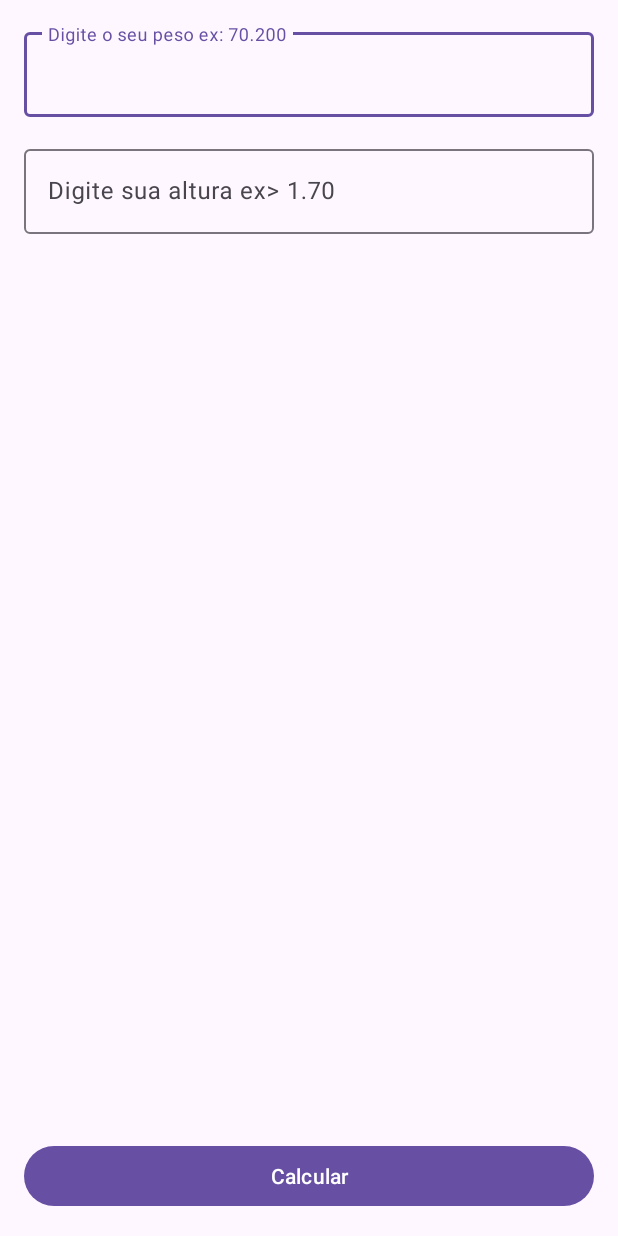
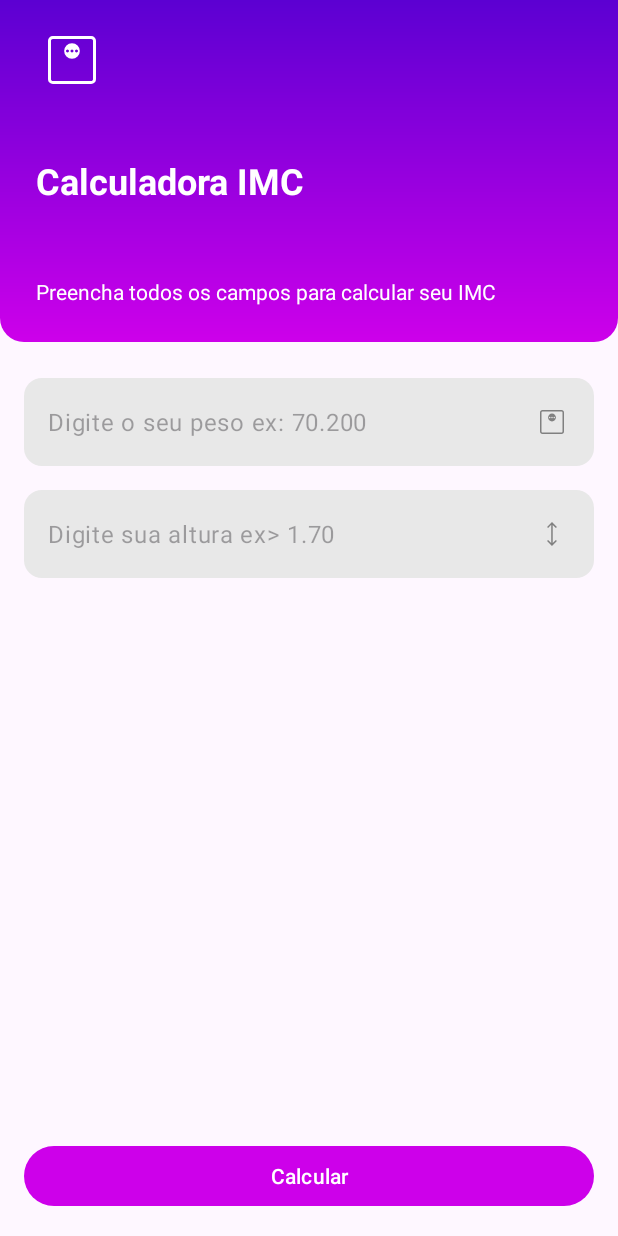
Before and after one commit to Miriantv/IMC_calculator, an Android app: the screen it shows after launch (MainActivity), on a phone screen of 412 x 824 dp. Run offline under Robolectric (Android 15) with nearby library versions, the phone set to English and light mode, and no system bars.

Commit message:
Gravel e resposta da segunda tela

```diff
--- a/app/src/main/java/com/comunidadedevspace/imc/MainActivity.kt
+++ b/app/src/main/java/com/comunidadedevspace/imc/MainActivity.kt
@@ -40,6 +40,8 @@ class MainActivity : AppCompatActivity() {
                 intent.putExtra(KEY_RESULT_IMC, resultado)
                 startActivity(intent)
 
+
+
                 println("Oi Mirian" + resultado)
             }
         }
--- /dev/null
+++ b/app/src/main/res/drawable/gradient_bg.xml
@@ -0,0 +1,14 @@
+<?xml version="1.0" encoding="utf-8"?>
+<shape xmlns:android="http://schemas.android.com/apk/res/android">
+   <corners
+       android:topLeftRadius="0dp"
+       android:topRightRadius="0dp"
+       android:bottomRightRadius="16dp"
+       android:bottomLeftRadius="16dp" />
+
+    <gradient
+        android:startColor="@color/primary_400"
+        android:endColor="@color/primary_900"
+        android:angle="90" />
+
+</shape>
--- /dev/null
+++ b/app/src/main/res/drawable/ic_height.xml
@@ -0,0 +1,9 @@
+<vector xmlns:android="http://schemas.android.com/apk/res/android"
+    android:width="24dp"
+    android:height="24dp"
+    android:viewportWidth="960"
+    android:viewportHeight="960">
+  <path
+      android:pathData="M479.23,800 L347.69,668.46l27.54,-27.54 84,82.23v-487.07l-83.23,83 -27.54,-27.54L480,160l131.54,131.54 -28.31,28.54 -84,-83.23v486.3l84,-82.23 27.54,27.54L479.23,800Z"
+      android:fillColor="#FF808080"/>
+</vector>
--- /dev/null
+++ b/app/src/main/res/drawable/ic_weight.xml
@@ -0,0 +1,9 @@
+<vector xmlns:android="http://schemas.android.com/apk/res/android"
+    android:width="24dp"
+    android:height="24dp"
+    android:viewportWidth="960"
+    android:viewportHeight="960">
+  <path
+      android:pathData="M480,464.62q43.85,0 74.23,-30.39 30.39,-30.38 30.39,-74.23 0,-43.85 -30.39,-74.23 -30.38,-30.39 -74.23,-30.39 -43.85,0 -74.23,30.39 -30.39,30.38 -30.39,74.23 0,43.85 30.39,74.23 30.38,30.39 74.23,30.39ZM420,380q-8,0 -14,-6t-6,-14q0,-8 6,-14t14,-6q8,0 14,6t6,14q0,8 -6,14t-14,6ZM480,380q-8,0 -14,-6t-6,-14q0,-8 6,-14t14,-6q8,0 14,6t6,14q0,8 -6,14t-14,6ZM540,380q-8,0 -14,-6t-6,-14q0,-8 6,-14t14,-6q8,0 14,6t6,14q0,8 -6,14t-14,6ZM224.62,800q-27.62,0 -46.12,-18.5Q160,763 160,735.38v-510.76q0,-27.62 18.5,-46.12Q197,160 224.62,160h510.76q27.62,0 46.12,18.5Q800,197 800,224.62v510.76q0,27.62 -18.5,46.12Q763,800 735.38,800L224.62,800ZM224.62,760h510.76q9.24,0 16.93,-7.69 7.69,-7.69 7.69,-16.93v-510.76q0,-9.24 -7.69,-16.93 -7.69,-7.69 -16.93,-7.69L224.62,200q-9.24,0 -16.93,7.69 -7.69,7.69 -7.69,16.93v510.76q0,9.24 7.69,16.93 7.69,7.69 16.93,7.69ZM200,200v560,-560Z"
+      android:fillColor="#FF808080"/>
+</vector>
--- /dev/null
+++ b/app/src/main/res/drawable/rounded_bg.xml
@@ -0,0 +1,6 @@
+<?xml version="1.0" encoding="utf-8"?>
+<shape xmlns:android="http://schemas.android.com/apk/res/android">
+    <solid android:color="#E8E8E8" />
+    <corners android:radius="12dp" />
+
+</shape>
--- a/app/src/main/res/layout/activity_main.xml
+++ b/app/src/main/res/layout/activity_main.xml
@@ -1,10 +1,56 @@
 <?xml version="1.0" encoding="utf-8"?>
-<androidx.constraintlayout.widget.ConstraintLayout xmlns:android="http://schemas.android.com/apk/res/android"
+<androidx.constraintlayout.widget.ConstraintLayout
+    xmlns:android="http://schemas.android.com/apk/res/android"
     xmlns:app="http://schemas.android.com/apk/res-auto"
     xmlns:tools="http://schemas.android.com/tools"
     android:layout_width="match_parent"
     android:layout_height="match_parent"
     tools:context=".MainActivity">
+
+    <LinearLayout
+        android:id="@+id/vg_header"
+        android:layout_width="match_parent"
+        android:layout_height="wrap_content"
+        android:orientation="vertical"
+        android:layout_marginBottom="24dp"
+        android:background="@drawable/gradient_bg"
+        app:layout_constraintEnd_toEndOf="parent"
+        app:layout_constraintStart_toStartOf="parent"
+        app:layout_constraintTop_toTopOf="parent">
+
+            <ImageView
+                android:src="@drawable/ic_weight"
+                android:layout_width="48dp"
+                android:layout_height="48dp"
+                android:layout_marginTop="16dp"
+                android:layout_marginStart="24dp"
+                android:layout_marginBottom="16dp"
+                app:tint="@color/white" />
+
+        <TextView
+            android:layout_margin="24dp"
+            android:layout_width="wrap_content"
+            android:layout_height="wrap_content"
+            android:textStyle="bold"
+            android:textColor="@color/white"
+            android:layout_marginStart="24dp"
+            android:textSize="24dp"
+            android:text="Calculadora IMC" />
+
+        <TextView
+            android:layout_margin="24dp"
+            android:layout_width="wrap_content"
+            android:layout_height="wrap_content"
+            android:layout_marginStart="24dp"
+            android:layout_marginEnd="24dp"
+            android:layout_marginBottom="48dp"
+            android:textColor="@color/white"
+            android:layout_marginTop="8dp"
+            android:text="Preencha todos os campos para calcular seu IMC" />
+
+    </LinearLayout>
+
+
 
     <Button
         android:id="@+id/btn_calcular"
@@ -20,17 +66,23 @@
         android:id="@+id/textInputLayout"
         android:layout_width="match_parent"
         android:layout_height="wrap_content"
-        android:layout_margin="16dp"
+        android:layout_marginStart="16dp"
+        android:layout_marginEnd="16dp"
+        android:layout_marginTop="24dp"
+        app:hintEnabled="false"
         app:layout_constraintEnd_toEndOf="parent"
         app:layout_constraintStart_toStartOf="parent"
-        app:layout_constraintTop_toTopOf="parent">
+        app:layout_constraintTop_toBottomOf="@+id/vg_header">
 
         <com.google.android.material.textfield.TextInputEditText
             android:id="@+id/edit_text_peso"
             android:layout_width="match_parent"
             android:layout_height="wrap_content"
+            android:background="@drawable/rounded_bg"
+            android:drawableEnd="@drawable/ic_weight"
             android:hint="Digite o seu peso ex: 70.200"
-            android:inputType="numberDecimal" />
+            android:inputType="numberDecimal"
+            android:maxLength="6" />
 
     </com.google.android.material.textfield.TextInputLayout>
 
@@ -38,14 +90,18 @@
         android:layout_width="match_parent"
         android:layout_height="wrap_content"
         android:layout_margin="16dp"
+        app:hintEnabled="false"
         app:layout_constraintEnd_toEndOf="parent"
         app:layout_constraintStart_toStartOf="parent"
         app:layout_constraintTop_toBottomOf="@+id/textInputLayout">
 
         <com.google.android.material.textfield.TextInputEditText
             android:id="@+id/edit_text_altura"
+            android:drawableEnd="@drawable/ic_height"
+            android:maxLength="4"
             android:layout_width="match_parent"
             android:layout_height="wrap_content"
+            android:background="@drawable/rounded_bg"
             android:hint="Digite sua altura ex> 1.70"
             android:inputType="numberDecimal"/>
 
--- a/app/src/main/res/layout/activity_result.xml
+++ b/app/src/main/res/layout/activity_result.xml
@@ -8,6 +8,8 @@
     android:orientation="vertical"
     android:gravity="center"
     tools:context=".ResultActivity">
+
+
 
 
     <TextView
--- a/app/src/main/res/values-night/themes.xml
+++ b/app/src/main/res/values-night/themes.xml
@@ -2,6 +2,8 @@
     <!-- Base application theme. -->
     <style name="Base.Theme.Calculadoraimc" parent="Theme.Material3.DayNight.NoActionBar">
         <!-- Customize your dark theme here. -->
-        <!-- <item name="colorPrimary">@color/my_dark_primary</item> -->
+        <item name="colorPrimary">@color/primary_400</item>
+        <item name="android:statusBarColor">@color/primary_900</item>
+
     </style>
 </resources>
--- a/app/src/main/res/values/colors.xml
+++ b/app/src/main/res/values/colors.xml
@@ -2,4 +2,8 @@
 <resources>
     <color name="black">#FF000000</color>
     <color name="white">#FFFFFFFF</color>
+
+    <color name="primary_400">#cd00ea</color>
+    <color name="primary_900">#5c00d2</color>
+
 </resources>
--- a/app/src/main/res/values/themes.xml
+++ b/app/src/main/res/values/themes.xml
@@ -2,7 +2,8 @@
     <!-- Base application theme. -->
     <style name="Base.Theme.Calculadoraimc" parent="Theme.Material3.DayNight.NoActionBar">
         <!-- Customize your light theme here. -->
-        <!-- <item name="colorPrimary">@color/my_light_primary</item> -->
+        <item name="colorPrimary">@color/primary_400</item>
+        <item name="android:statusBarColor">@color/primary_900</item>
     </style>
 
     <style name="Theme.Calculadoraimc" parent="Base.Theme.Calculadoraimc" />
```
Also changed, not shown: gradle/wrapper/gradle-wrapper.properties.
